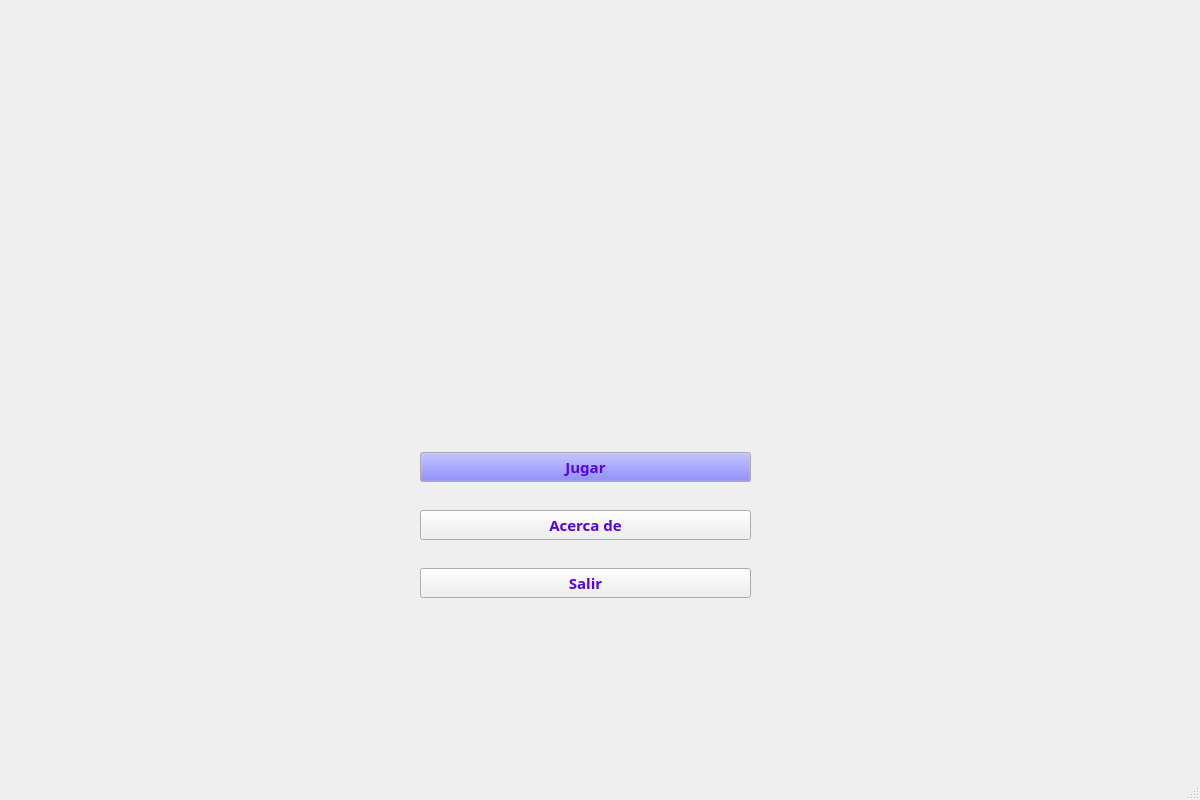
Old version of the form mainwindow.ui in the repository Stephany18D/ejemplo.
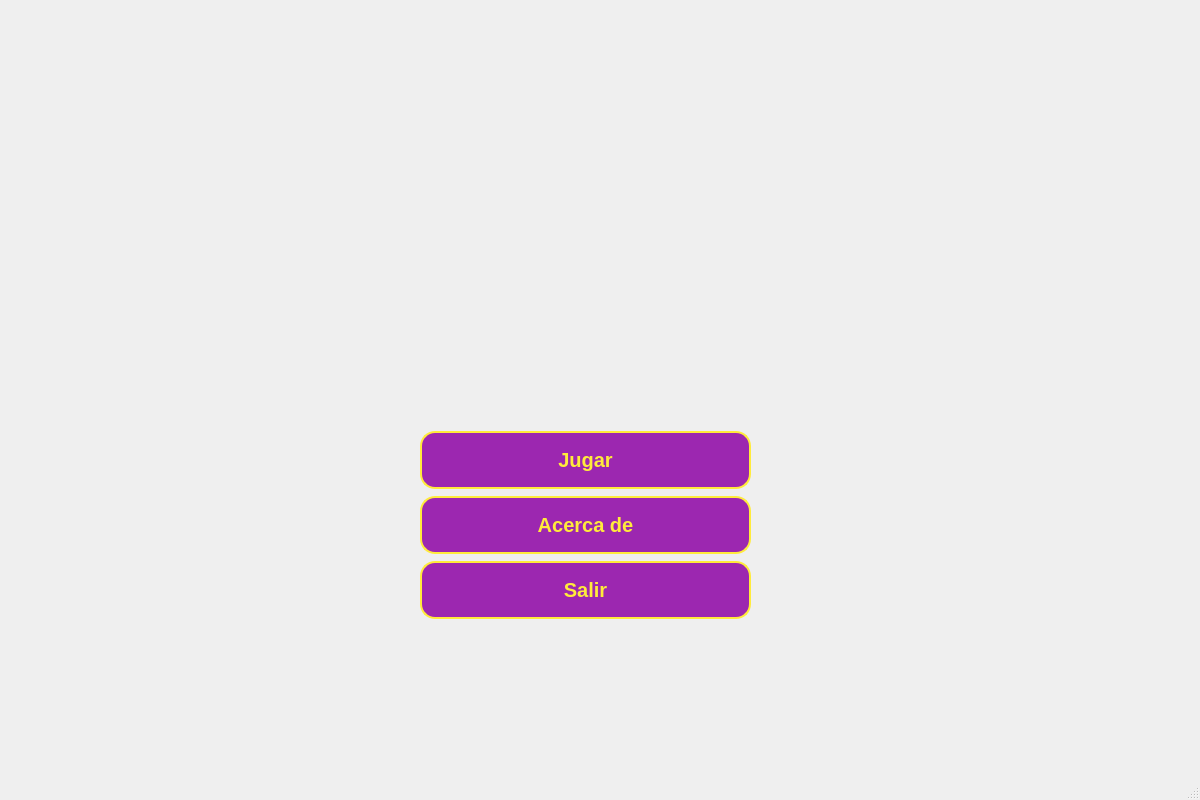
New version of the form. The open tabs and pages were chosen to show the change. Icons and pictures are not drawn.

Patch:
```diff
--- a/mainwindow.ui
+++ b/mainwindow.ui
@@ -25,6 +25,8 @@
     </property>
     <property name="styleSheet">
      <string notr="true">alternate-background-color: rgb(85, 85, 255);
+selection-background-color: rgb(85, 85, 255);
+
 </string>
     </property>
     <property name="currentIndex">
@@ -49,40 +51,58 @@
             <colorrole role="WindowText">
              <brush brushstyle="SolidPattern">
               <color alpha="255">
-               <red>85</red>
-               <green>0</green>
-               <blue>255</blue>
+               <red>255</red>
+               <green>235</green>
+               <blue>59</blue>
               </color>
              </brush>
             </colorrole>
             <colorrole role="Button">
              <brush brushstyle="SolidPattern">
               <color alpha="255">
-               <red>85</red>
-               <green>85</green>
-               <blue>255</blue>
+               <red>156</red>
+               <green>39</green>
+               <blue>176</blue>
               </color>
              </brush>
             </colorrole>
             <colorrole role="Text">
              <brush brushstyle="SolidPattern">
               <color alpha="255">
-               <red>85</red>
-               <green>0</green>
-               <blue>255</blue>
+               <red>255</red>
+               <green>235</green>
+               <blue>59</blue>
               </color>
              </brush>
             </colorrole>
             <colorrole role="ButtonText">
              <brush brushstyle="SolidPattern">
               <color alpha="255">
-               <red>85</red>
-               <green>0</green>
-               <blue>255</blue>
+               <red>255</red>
+               <green>235</green>
+               <blue>59</blue>
               </color>
              </brush>
             </colorrole>
             <colorrole role="Base">
+             <brush brushstyle="SolidPattern">
+              <color alpha="255">
+               <red>156</red>
+               <green>39</green>
+               <blue>176</blue>
+              </color>
+             </brush>
+            </colorrole>
+            <colorrole role="Window">
+             <brush brushstyle="SolidPattern">
+              <color alpha="255">
+               <red>156</red>
+               <green>39</green>
+               <blue>176</blue>
+              </color>
+             </brush>
+            </colorrole>
+            <colorrole role="Highlight">
              <brush brushstyle="SolidPattern">
               <color alpha="255">
                <red>85</red>
@@ -114,42 +134,60 @@
             <colorrole role="WindowText">
              <brush brushstyle="SolidPattern">
               <color alpha="255">
-               <red>85</red>
-               <green>0</green>
-               <blue>255</blue>
+               <red>255</red>
+               <green>235</green>
+               <blue>59</blue>
               </color>
              </brush>
             </colorrole>
             <colorrole role="Button">
              <brush brushstyle="SolidPattern">
               <color alpha="255">
-               <red>85</red>
-               <green>85</green>
-               <blue>255</blue>
+               <red>156</red>
+               <green>39</green>
+               <blue>176</blue>
               </color>
              </brush>
             </colorrole>
             <colorrole role="Text">
              <brush brushstyle="SolidPattern">
               <color alpha="255">
-               <red>85</red>
-               <green>0</green>
-               <blue>255</blue>
+               <red>255</red>
+               <green>235</green>
+               <blue>59</blue>
               </color>
              </brush>
             </colorrole>
             <colorrole role="ButtonText">
              <brush brushstyle="SolidPattern">
               <color alpha="255">
-               <red>85</red>
-               <green>0</green>
-               <blue>255</blue>
+               <red>255</red>
+               <green>235</green>
+               <blue>59</blue>
               </color>
              </brush>
             </colorrole>
             <colorrole role="Base">
              <brush brushstyle="SolidPattern">
               <color alpha="255">
+               <red>156</red>
+               <green>39</green>
+               <blue>176</blue>
+              </color>
+             </brush>
+            </colorrole>
+            <colorrole role="Window">
+             <brush brushstyle="SolidPattern">
+              <color alpha="255">
+               <red>156</red>
+               <green>39</green>
+               <blue>176</blue>
+              </color>
+             </brush>
+            </colorrole>
+            <colorrole role="Highlight">
+             <brush brushstyle="SolidPattern">
+              <color alpha="255">
                <red>85</red>
                <green>85</green>
                <blue>255</blue>
@@ -168,9 +206,9 @@
             <colorrole role="PlaceholderText">
              <brush brushstyle="NoBrush">
               <color alpha="128">
-               <red>85</red>
-               <green>0</green>
-               <blue>255</blue>
+               <red>255</red>
+               <green>235</green>
+               <blue>59</blue>
               </color>
              </brush>
             </colorrole>
@@ -179,45 +217,63 @@
             <colorrole role="WindowText">
              <brush brushstyle="SolidPattern">
               <color alpha="255">
-               <red>85</red>
-               <green>0</green>
-               <blue>255</blue>
+               <red>255</red>
+               <green>235</green>
+               <blue>59</blue>
               </color>
              </brush>
             </colorrole>
             <colorrole role="Button">
              <brush brushstyle="SolidPattern">
               <color alpha="255">
-               <red>85</red>
-               <green>85</green>
-               <blue>255</blue>
+               <red>156</red>
+               <green>39</green>
+               <blue>176</blue>
               </color>
              </brush>
             </colorrole>
             <colorrole role="Text">
              <brush brushstyle="SolidPattern">
               <color alpha="255">
-               <red>85</red>
-               <green>0</green>
-               <blue>255</blue>
+               <red>255</red>
+               <green>235</green>
+               <blue>59</blue>
               </color>
              </brush>
             </colorrole>
             <colorrole role="ButtonText">
              <brush brushstyle="SolidPattern">
               <color alpha="255">
-               <red>85</red>
-               <green>0</green>
-               <blue>255</blue>
+               <red>255</red>
+               <green>235</green>
+               <blue>59</blue>
               </color>
              </brush>
             </colorrole>
             <colorrole role="Base">
              <brush brushstyle="SolidPattern">
               <color alpha="255">
-               <red>240</red>
-               <green>240</green>
-               <blue>240</blue>
+               <red>156</red>
+               <green>39</green>
+               <blue>176</blue>
+              </color>
+             </brush>
+            </colorrole>
+            <colorrole role="Window">
+             <brush brushstyle="SolidPattern">
+              <color alpha="255">
+               <red>156</red>
+               <green>39</green>
+               <blue>176</blue>
+              </color>
+             </brush>
+            </colorrole>
+            <colorrole role="Highlight">
+             <brush brushstyle="SolidPattern">
+              <color alpha="255">
+               <red>85</red>
+               <green>85</green>
+               <blue>255</blue>
               </color>
              </brush>
             </colorrole>
@@ -244,10 +300,12 @@
          </property>
          <property name="font">
           <font>
-           <family>Rockwell Extra Bold</family>
-           <pointsize>11</pointsize>
+           <family>Arial</family>
+           <pointsize>-1</pointsize>
            <weight>75</weight>
            <bold>true</bold>
+           <underline>false</underline>
+           <strikeout>false</strikeout>
           </font>
          </property>
          <property name="cursor">
@@ -257,7 +315,33 @@
           <bool>false</bool>
          </property>
          <property name="styleSheet">
-          <string notr="true">color: rgb(85, 0, 255);</string>
+          <string notr="true">QPushButton {
+                background-color: #9C27B0; /* Morado */
+                border: 2px solid #FFEB3B; /* Amarillo */
+                border-radius: 15px;
+                color: #FFEB3B; /* Amarillo */
+                padding: 15px 32px;
+                text-align: center;
+                text-decoration: none;
+                display: inline-block;
+                font-size: 20px;
+                font-family: Arial, sans-serif;
+                font-weight: bold;
+                transition-duration: 0.4s;
+                cursor: pointer;
+            }
+            QPushButton:hover {
+                background-color: #7B1FA2; /* Morado oscuro */
+                border-color: #FFD600; /* Amarillo claro */
+                color: #FFD600; /* Amarillo claro */
+            }
+            QPushButton:pressed {
+                background-color: #7B1FA2; /* Morado oscuro */
+                border-color: #FFD600; /* Amarillo claro */
+                color: #FFD600; /* Amarillo claro */
+                border: 2px solid #FFEB3B; /* Amarillo */
+            }
+     </string>
          </property>
          <property name="text">
           <string>Jugar</string>
@@ -268,17 +352,44 @@
         <widget class="QPushButton" name="aboutButton">
          <property name="font">
           <font>
-           <family>Rockwell Extra Bold</family>
-           <pointsize>11</pointsize>
+           <family>Arial</family>
+           <pointsize>-1</pointsize>
            <weight>75</weight>
            <bold>true</bold>
+           <underline>false</underline>
+           <strikeout>false</strikeout>
           </font>
          </property>
          <property name="cursor">
           <cursorShape>OpenHandCursor</cursorShape>
          </property>
          <property name="styleSheet">
-          <string notr="true">color: rgb(85, 0, 255);</string>
+          <string notr="true">QPushButton {
+                background-color: #9C27B0; /* Morado */
+                border: 2px solid #FFEB3B; /* Amarillo */
+                border-radius: 15px;
+                color: #FFEB3B; /* Amarillo */
+                padding: 15px 32px;
+                text-align: center;
+                text-decoration: none;
+                display: inline-block;
+                font-size: 20px;
+                font-family: Arial, sans-serif;
+                font-weight: bold;
+                transition-duration: 0.4s;
+                cursor: pointer;
+            }
+            QPushButton:hover {
+                background-color: #7B1FA2; /* Morado oscuro */
+                border-color: #FFD600; /* Amarillo claro */
+                color: #FFD600; /* Amarillo claro */
+            }
+            QPushButton:pressed {
+                background-color: #7B1FA2; /* Morado oscuro */
+                border-color: #FFD600; /* Amarillo claro */
+                color: #FFD600; /* Amarillo claro */
+                border: 2px solid #FFEB3B; /* Amarillo */
+            }</string>
          </property>
          <property name="text">
           <string>Acerca de</string>
@@ -289,10 +400,12 @@
         <widget class="QPushButton" name="exitButton">
          <property name="font">
           <font>
-           <family>Rockwell Extra Bold</family>
-           <pointsize>11</pointsize>
+           <family>Arial</family>
+           <pointsize>-1</pointsize>
            <weight>75</weight>
            <bold>true</bold>
+           <underline>false</underline>
+           <strikeout>false</strikeout>
           </font>
          </property>
          <property name="cursor">
@@ -302,7 +415,32 @@
           <bool>true</bool>
          </property>
          <property name="styleSheet">
-          <string notr="true">color: rgb(85, 0, 255);</string>
+          <string notr="true">QPushButton {
+                background-color: #9C27B0; /* Morado */
+                border: 2px solid #FFEB3B; /* Amarillo */
+                border-radius: 15px;
+                color: #FFEB3B; /* Amarillo */
+                padding: 15px 32px;
+                text-align: center;
+                text-decoration: none;
+                display: inline-block;
+                font-size: 20px;
+                font-family: Arial, sans-serif;
+                font-weight: bold;
+                transition-duration: 0.4s;
+                cursor: pointer;
+            }
+            QPushButton:hover {
+                background-color: #7B1FA2; /* Morado oscuro */
+                border-color: #FFD600; /* Amarillo claro */
+                color: #FFD600; /* Amarillo claro */
+            }
+            QPushButton:pressed {
+                background-color: #7B1FA2; /* Morado oscuro */
+                border-color: #FFD600; /* Amarillo claro */
+                color: #FFD600; /* Amarillo claro */
+                border: 2px solid #FFEB3B; /* Amarillo */
+            }</string>
          </property>
          <property name="text">
           <string>Salir</string>
@@ -311,13 +449,33 @@
        </item>
       </layout>
      </widget>
+     <widget class="QLabel" name="backgroundLabel">
+      <property name="geometry">
+       <rect>
+        <x>-24</x>
+        <y>20</y>
+        <width>1191</width>
+        <height>761</height>
+       </rect>
+      </property>
+      <property name="styleSheet">
+       <string notr="true">QLabel#backgroundLabel {
+    background-image: url(:/images/fondomenu.jpg); 
+    background-repeat: no-repeat;
+    background-position: center;
+}</string>
+      </property>
+      <property name="text">
+       <string/>
+      </property>
+     </widget>
      <widget class="QLabel" name="logoLabel">
       <property name="geometry">
        <rect>
-        <x>230</x>
-        <y>100</y>
-        <width>631</width>
-        <height>301</height>
+        <x>190</x>
+        <y>60</y>
+        <width>731</width>
+        <height>341</height>
        </rect>
       </property>
       <property name="styleSheet">
```
Left out of the diff: 257 changed lines with no effect on the pictures.
